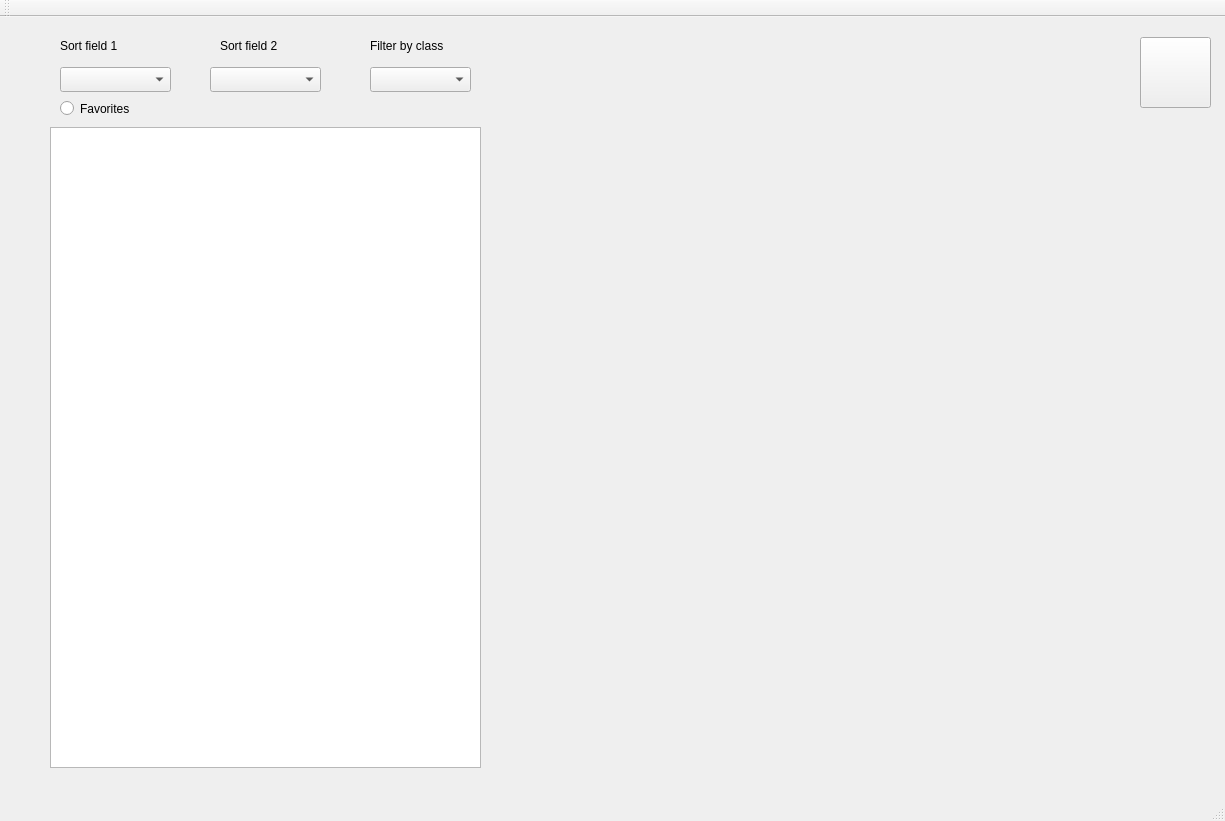
Qt form spellbook.ui (Carifio24/Spellbook) before a commit.
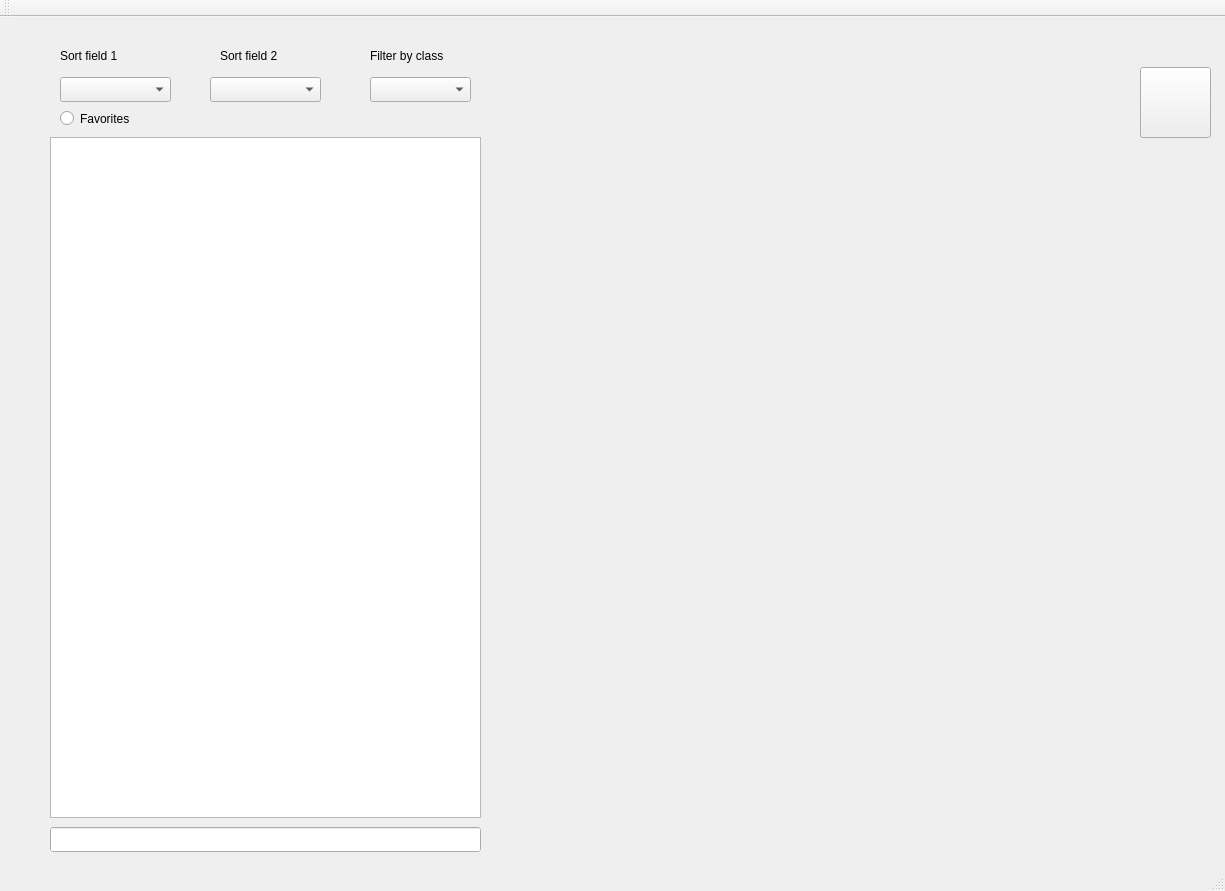
The same form after that commit.

Commit message: Refactored sorting code. Added a dynamic search field

The edit to the form file:
```diff
--- a/spellbook.ui
+++ b/spellbook.ui
@@ -7,7 +7,7 @@
     <x>0</x>
     <y>0</y>
     <width>1225</width>
-    <height>821</height>
+    <height>891</height>
    </rect>
   </property>
   <property name="windowTitle">
@@ -18,9 +18,9 @@
     <property name="geometry">
      <rect>
       <x>50</x>
-      <y>110</y>
+      <y>120</y>
       <width>431</width>
-      <height>641</height>
+      <height>681</height>
      </rect>
     </property>
     <property name="lineWidth">
@@ -55,7 +55,7 @@
     <property name="geometry">
      <rect>
       <x>539</x>
-      <y>20</y>
+      <y>50</y>
       <width>591</width>
       <height>71</height>
      </rect>
@@ -84,7 +84,7 @@
     <property name="geometry">
      <rect>
       <x>560</x>
-      <y>106</y>
+      <y>136</y>
       <width>201</width>
       <height>21</height>
      </rect>
@@ -97,7 +97,7 @@
     <property name="geometry">
      <rect>
       <x>560</x>
-      <y>171</y>
+      <y>201</y>
       <width>211</width>
       <height>17</height>
      </rect>
@@ -113,7 +113,7 @@
     <property name="geometry">
      <rect>
       <x>560</x>
-      <y>201</y>
+      <y>231</y>
       <width>141</width>
       <height>17</height>
      </rect>
@@ -126,7 +126,7 @@
     <property name="geometry">
      <rect>
       <x>800</x>
-      <y>198</y>
+      <y>228</y>
       <width>171</width>
       <height>20</height>
      </rect>
@@ -139,7 +139,7 @@
     <property name="geometry">
      <rect>
       <x>560</x>
-      <y>231</y>
+      <y>261</y>
       <width>281</width>
       <height>17</height>
      </rect>
@@ -152,7 +152,7 @@
     <property name="geometry">
      <rect>
       <x>560</x>
-      <y>261</y>
+      <y>291</y>
       <width>181</width>
       <height>16</height>
      </rect>
@@ -165,7 +165,7 @@
     <property name="geometry">
      <rect>
       <x>560</x>
-      <y>291</y>
+      <y>321</y>
       <width>641</width>
       <height>51</height>
      </rect>
@@ -184,7 +184,7 @@
     <property name="geometry">
      <rect>
       <x>790</x>
-      <y>107</y>
+      <y>137</y>
       <width>121</width>
       <height>20</height>
      </rect>
@@ -197,7 +197,7 @@
     <property name="geometry">
      <rect>
       <x>560</x>
-      <y>441</y>
+      <y>471</y>
       <width>591</width>
       <height>301</height>
      </rect>
@@ -216,7 +216,7 @@
     <property name="geometry">
      <rect>
       <x>60</x>
-      <y>50</y>
+      <y>60</y>
       <width>111</width>
       <height>25</height>
      </rect>
@@ -226,7 +226,7 @@
     <property name="geometry">
      <rect>
       <x>60</x>
-      <y>20</y>
+      <y>30</y>
       <width>81</width>
       <height>17</height>
      </rect>
@@ -239,7 +239,7 @@
     <property name="geometry">
      <rect>
       <x>210</x>
-      <y>50</y>
+      <y>60</y>
       <width>111</width>
       <height>25</height>
      </rect>
@@ -249,7 +249,7 @@
     <property name="geometry">
      <rect>
       <x>220</x>
-      <y>20</y>
+      <y>30</y>
       <width>81</width>
       <height>17</height>
      </rect>
@@ -262,19 +262,6 @@
     <property name="geometry">
      <rect>
       <x>560</x>
-      <y>351</y>
-      <width>451</width>
-      <height>17</height>
-     </rect>
-    </property>
-    <property name="text">
-     <string/>
-    </property>
-   </widget>
-   <widget class="QLabel" name="subclassesLabel">
-    <property name="geometry">
-     <rect>
-      <x>560</x>
       <y>381</y>
       <width>451</width>
       <height>17</height>
@@ -284,11 +271,24 @@
      <string/>
     </property>
    </widget>
+   <widget class="QLabel" name="subclassesLabel">
+    <property name="geometry">
+     <rect>
+      <x>560</x>
+      <y>411</y>
+      <width>451</width>
+      <height>17</height>
+     </rect>
+    </property>
+    <property name="text">
+     <string/>
+    </property>
+   </widget>
    <widget class="QLabel" name="filterLabel">
     <property name="geometry">
      <rect>
       <x>370</x>
-      <y>20</y>
+      <y>30</y>
       <width>101</width>
       <height>17</height>
      </rect>
@@ -301,7 +301,7 @@
     <property name="geometry">
      <rect>
       <x>370</x>
-      <y>50</y>
+      <y>60</y>
       <width>101</width>
       <height>25</height>
      </rect>
@@ -311,9 +311,9 @@
     <property name="geometry">
      <rect>
       <x>560</x>
-      <y>441</y>
+      <y>471</y>
       <width>591</width>
-      <height>301</height>
+      <height>351</height>
      </rect>
     </property>
     <property name="frameShape">
@@ -331,7 +331,7 @@
        <x>0</x>
        <y>0</y>
        <width>591</width>
-       <height>301</height>
+       <height>351</height>
       </rect>
      </property>
     </widget>
@@ -340,7 +340,7 @@
     <property name="geometry">
      <rect>
       <x>560</x>
-      <y>411</y>
+      <y>441</y>
       <width>111</width>
       <height>20</height>
      </rect>
@@ -353,7 +353,7 @@
     <property name="geometry">
      <rect>
       <x>560</x>
-      <y>140</y>
+      <y>170</y>
       <width>241</width>
       <height>21</height>
      </rect>
@@ -366,7 +366,7 @@
     <property name="geometry">
      <rect>
       <x>990</x>
-      <y>110</y>
+      <y>140</y>
       <width>171</width>
       <height>17</height>
      </rect>
@@ -379,7 +379,7 @@
     <property name="geometry">
      <rect>
       <x>60</x>
-      <y>80</y>
+      <y>90</y>
       <width>112</width>
       <height>23</height>
      </rect>
@@ -392,7 +392,7 @@
     <property name="geometry">
      <rect>
       <x>1140</x>
-      <y>20</y>
+      <y>50</y>
       <width>71</width>
       <height>71</height>
      </rect>
@@ -404,6 +404,25 @@
      <string/>
     </property>
    </widget>
+   <widget class="QLineEdit" name="searchBar">
+    <property name="geometry">
+     <rect>
+      <x>50</x>
+      <y>810</y>
+      <width>431</width>
+      <height>25</height>
+     </rect>
+    </property>
+    <property name="focusPolicy">
+     <enum>Qt::ClickFocus</enum>
+    </property>
+    <property name="autoFillBackground">
+     <bool>true</bool>
+    </property>
+    <property name="text">
+     <string/>
+    </property>
+   </widget>
   </widget>
   <widget class="QMenuBar" name="menuBar">
    <property name="geometry">
```
The commit also changes 10 other files.
